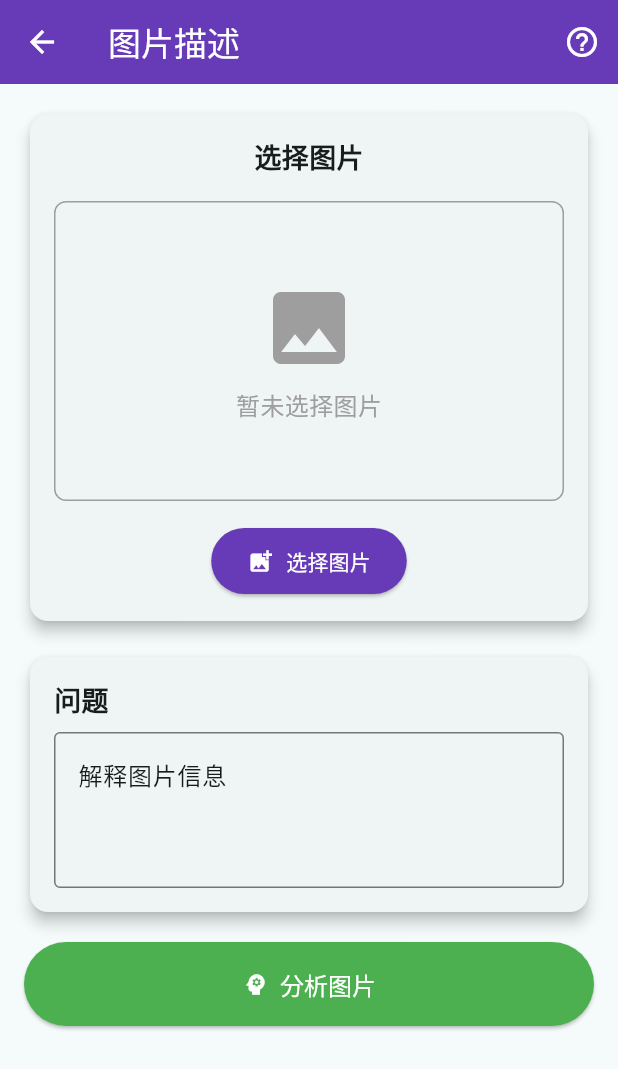
After one commit to ZhiWenA/zhiwenx, a Flutter app: the ImageDescriptionPage screen opened directly, on a phone screen of 412 x 824 dp. The commit adds this screen. Shown: the top 1069 px of the screen. Run offline on Flutter 3.47's test engine with Material 3 defaults, Android fonts, the phone set to English and light mode, and no system bars; our stand-ins replace flutter_contacts, flutter_dotenv, image_picker, package_info_plus, permission_handler; missing offline and left inert: flutter_accessibility_service, mcp_client, mcp_llm, mcp_server; network calls fail; Roboto replaces fonts that are missing (-apple-system); statements that could not run were skipped.

Commit message:
feat: 添加图片描述功能，集成百度图像理解API，支持图片选择与分析

```diff
--- /dev/null
+++ b/lib/baidu_config.dart
@@ -0,0 +1,25 @@
+class BaiduConfig {
+  static const String clientId = 'CdCKdNJApHUvVwRJpjvn9AxH';
+  static const String clientSecret = 'pwllRwVqTILxqnImfHbQ7MzklLgxSqmU';
+  static const String tokenUrl = 'https://aip.baidubce.com/oauth/2.0/token';
+  static const String imageUnderstandingUrl = 'https://aip.baidubce.com/rest/2.0/image-classify/v1/image-understanding';
+
+  // 访问令牌缓存
+  static String? _accessToken;
+  static DateTime? _tokenExpireTime;
+
+  static String? get accessToken => _accessToken;
+  static DateTime? get tokenExpireTime => _tokenExpireTime;
+
+  static void setAccessToken(String token, int expiresIn) {
+    _accessToken = token;
+    _tokenExpireTime = DateTime.now().add(Duration(seconds: expiresIn));
+  }
+
+  static bool get isTokenValid {
+    if (_accessToken == null || _tokenExpireTime == null) {
+      return false;
+    }
+    return DateTime.now().isBefore(_tokenExpireTime!.subtract(Duration(minutes: 5)));
+  }
+}
--- /dev/null
+++ b/lib/image_description_page.dart
@@ -0,0 +1,377 @@
+import 'dart:convert';
+import 'dart:io';
+import 'dart:typed_data';
+import 'package:flutter/material.dart';
+import 'package:image_picker/image_picker.dart';
+import 'baidu_image_service.dart';
+
+class ImageDescriptionPage extends StatefulWidget {
+  const ImageDescriptionPage({super.key});
+
+  @override
+  State<ImageDescriptionPage> createState() => _ImageDescriptionPageState();
+}
+
+class _ImageDescriptionPageState extends State<ImageDescriptionPage> {
+  File? _selectedImage;
+  String _description = '';
+  bool _isLoading = false;
+  final TextEditingController _questionController = TextEditingController(text: '解释图片信息');
+  final ImagePicker _picker = ImagePicker();
+
+  @override
+  void dispose() {
+    _questionController.dispose();
+    super.dispose();
+  }
+
+  Future<void> _pickImage(ImageSource source) async {
+    try {
+      final XFile? image = await _picker.pickImage(
+        source: source,
+        maxWidth: 1920,
+        maxHeight: 1920,
+        imageQuality: 85,
+      );
+
+      if (image != null) {
+        setState(() {
+          _selectedImage = File(image.path);
+          _description = '';
+        });
+      }
+    } catch (e) {
+      _showErrorSnackBar('选择图片失败: $e');
+    }
+  }
+
+  Future<String> _imageToBase64(File imageFile) async {
+    try {
+      final Uint8List imageBytes = await imageFile.readAsBytes();
+      return base64Encode(imageBytes);
+    } catch (e) {
+      throw Exception('图片编码失败: $e');
+    }
+  }
+
+  Future<void> _analyzeImage() async {
+    if (_selectedImage == null) {
+      _showErrorSnackBar('请先选择图片');
+      return;
+    }
+
+    if (_questionController.text.trim().isEmpty) {
+      _showErrorSnackBar('请输入问题');
+      return;
+    }
+
+    setState(() {
+      _isLoading = true;
+      _description = '';
+    });
+
+    try {
+      // 将图片转换为base64
+      final base64Image = await _imageToBase64(_selectedImage!);
+
+      // 调用百度图像理解API
+      final description = await BaiduImageService.getImageDescription(
+        base64Image,
+        question: _questionController.text.trim(),
+      );
+
+      setState(() {
+        _description = description;
+      });
+    } catch (e) {
+      _showErrorSnackBar('分析图片失败: $e');
+    } finally {
+      setState(() {
+        _isLoading = false;
+      });
+    }
+  }
+
+  void _showErrorSnackBar(String message) {
+    ScaffoldMessenger.of(context).showSnackBar(
+      SnackBar(
+        content: Text(message),
+        backgroundColor: Colors.red,
+        duration: const Duration(seconds: 3),
+      ),
+    );
+  }
+
+  void _showImageSourceDialog() {
+    showModalBottomSheet(
+      context: context,
+      builder: (BuildContext context) {
+        return SafeArea(
+          child: Wrap(
+            children: [
+              ListTile(
+                leading: const Icon(Icons.photo_camera),
+                title: const Text('拍照'),
+                onTap: () {
+                  Navigator.pop(context);
+                  _pickImage(ImageSource.camera);
+                },
+              ),
+              ListTile(
+                leading: const Icon(Icons.photo_library),
+                title: const Text('从相册选择'),
+                onTap: () {
+                  Navigator.pop(context);
+                  _pickImage(ImageSource.gallery);
+                },
+              ),
+            ],
+          ),
+        );
+      },
+    );
+  }
+
+  @override
+  Widget build(BuildContext context) {
+    return Scaffold(
+      appBar: AppBar(
+        title: const Text('图片描述'),
+        backgroundColor: Colors.deepPurple,
+        foregroundColor: Colors.white,
+        actions: [
+          IconButton(
+            icon: const Icon(Icons.help_outline),
+            onPressed: () {
+              showDialog(
+                context: context,
+                builder: (context) => AlertDialog(
+                  title: const Text('使用说明'),
+                  content: const Text(
+                    '1. 点击"选择图片"按钮选择要分析的图片\n'
+                    '2. 在问题输入框中输入您想了解的内容\n'
+                    '3. 点击"分析图片"开始处理\n'
+                    '4. 等待AI分析完成并显示结果\n\n'
+                    '支持的图片格式：JPG、PNG、BMP等\n'
+                    '图片大小建议不超过4MB',
+                  ),
+                  actions: [
+                    TextButton(
+                      onPressed: () => Navigator.pop(context),
+                      child: const Text('确定'),
+                    ),
+                  ],
+                ),
+              );
+            },
+          ),
+        ],
+      ),
+      body: SafeArea(
+        child: SingleChildScrollView(
+          padding: const EdgeInsets.all(16),
+          child: Column(
+            crossAxisAlignment: CrossAxisAlignment.stretch,
+            children: [
+              // 图片选择区域
+              Card(
+                elevation: 4,
+                child: Padding(
+                  padding: const EdgeInsets.all(16),
+                  child: Column(
+                    children: [
+                      const Text(
+                        '选择图片',
+                        style: TextStyle(
+                          fontSize: 18,
+                          fontWeight: FontWeight.bold,
+                        ),
+                      ),
+                      const SizedBox(height: 16),
+                      if (_selectedImage != null)
+                        Container(
+                          height: 200,
+                          width: double.infinity,
+                          decoration: BoxDecoration(
+                            border: Border.all(color: Colors.grey),
+                            borderRadius: BorderRadius.circular(8),
+                          ),
+                          child: ClipRRect(
+                            borderRadius: BorderRadius.circular(8),
+                            child: Image.file(
+                              _selectedImage!,
+                              fit: BoxFit.cover,
+                            ),
+                          ),
+                        )
+                      else
+                        Container(
+                          height: 200,
+                          width: double.infinity,
+                          decoration: BoxDecoration(
+                            border: Border.all(color: Colors.grey),
+                            borderRadius: BorderRadius.circular(8),
+                          ),
+                          child: const Column(
+                            mainAxisAlignment: MainAxisAlignment.center,
+                            children: [
+                              Icon(
+                                Icons.image,
+                                size: 64,
+                                color: Colors.grey,
+                              ),
+                              SizedBox(height: 8),
+                              Text(
+                                '暂未选择图片',
+                                style: TextStyle(
+                                  color: Colors.grey,
+                                  fontSize: 16,
+                                ),
+                              ),
+                            ],
+                          ),
+                        ),
+                      const SizedBox(height: 16),
+                      ElevatedButton.icon(
+                        onPressed: _showImageSourceDialog,
+                        icon: const Icon(Icons.add_photo_alternate),
+                        label: const Text('选择图片'),
+                        style: ElevatedButton.styleFrom(
+                          backgroundColor: Colors.deepPurple,
+                          foregroundColor: Colors.white,
+                          padding: const EdgeInsets.symmetric(
+                            horizontal: 24,
+                            vertical: 12,
+                          ),
+                        ),
+                      ),
+                    ],
+                  ),
+                ),
+              ),
+
+              const SizedBox(height: 16),
+
+              // 问题输入区域
+              Card(
+                elevation: 4,
+                child: Padding(
+                  padding: const EdgeInsets.all(16),
+                  child: Column(
+                    crossAxisAlignment: CrossAxisAlignment.start,
+                    children: [
+                      const Text(
+                        '问题',
+                        style: TextStyle(
+                          fontSize: 18,
+                          fontWeight: FontWeight.bold,
+                        ),
+                      ),
+                      const SizedBox(height: 8),
+                      TextField(
+                        controller: _questionController,
+                        decoration: const InputDecoration(
+                          hintText: '请输入您想了解的问题，如：解释图片信息、描述图片内容等',
+                          border: OutlineInputBorder(),
+                        ),
+                        maxLines: 3,
+                      ),
+                    ],
+                  ),
+                ),
+              ),
+
+              const SizedBox(height: 16),
+
+              // 分析按钮
+              ElevatedButton.icon(
+                onPressed: _isLoading ? null : _analyzeImage,
+                icon: _isLoading
+                    ? const SizedBox(
+                        width: 20,
+                        height: 20,
+                        child: CircularProgressIndicator(
+                          strokeWidth: 2,
+                          valueColor: AlwaysStoppedAnimation<Color>(Colors.white),
+                        ),
+                      )
+                    : const Icon(Icons.psychology),
+                label: Text(_isLoading ? '分析中...' : '分析图片'),
+                style: ElevatedButton.styleFrom(
+                  backgroundColor: Colors.green,
+                  foregroundColor: Colors.white,
+                  padding: const EdgeInsets.symmetric(vertical: 16),
+                  textStyle: const TextStyle(fontSize: 16),
+                ),
+              ),
+
+              const SizedBox(height: 16),
+
+              // 结果显示区域
+              if (_description.isNotEmpty || _isLoading)
+                Card(
+                  elevation: 4,
+                  child: Padding(
+                    padding: const EdgeInsets.all(16),
+                    child: Column(
+                      crossAxisAlignment: CrossAxisAlignment.start,
+                      children: [
+                        Row(
+                          children: [
+                            const Icon(
+                              Icons.description,
+                              color: Colors.deepPurple,
+                            ),
+                            const SizedBox(width: 8),
+                            const Text(
+                              '分析结果',
+                              style: TextStyle(
+                                fontSize: 18,
+                                fontWeight: FontWeight.bold,
+                              ),
+                            ),
+                          ],
+                        ),
+                        const SizedBox(height: 12),
+                        if (_isLoading)
+                          const Center(
+                            child: Column(
+                              children: [
+                                CircularProgressIndicator(),
+                                SizedBox(height: 16),
+                                Text(
+                                  '正在分析图片，请稍候...\n这可能需要几秒到几十秒的时间',
+                                  textAlign: TextAlign.center,
+                                  style: TextStyle(color: Colors.grey),
+                                ),
+                              ],
+                            ),
+                          )
+                        else
+                          Container(
+                            width: double.infinity,
+                            padding: const EdgeInsets.all(12),
+                            decoration: BoxDecoration(
+                              color: Colors.grey.shade50,
+                              borderRadius: BorderRadius.circular(8),
+                              border: Border.all(color: Colors.grey.shade300),
+                            ),
+                            child: Text(
+                              _description,
+                              style: const TextStyle(
+                                fontSize: 16,
+                                height: 1.5,
+                              ),
+                            ),
+                          ),
+                      ],
+                    ),
+                  ),
+                ),
+            ],
+          ),
+        ),
+      ),
+    );
+  }
+}
--- a/pubspec.yaml
+++ b/pubspec.yaml
@@ -78,6 +78,9 @@ dependencies:
   # Flutter contacts for accessing device contacts
   flutter_contacts: ^1.1.9+2
 
+  # Image picker for selecting images from camera or gallery
+  image_picker: ^1.1.2
+
 dev_dependencies:
   flutter_test:
     sdk: flutter
```
Also changed, not shown: lib/baidu_image_service.dart (added, +138 -0 lines), lib/home_page.dart (+17 -0 lines), pubspec.lock, 5 other files.
